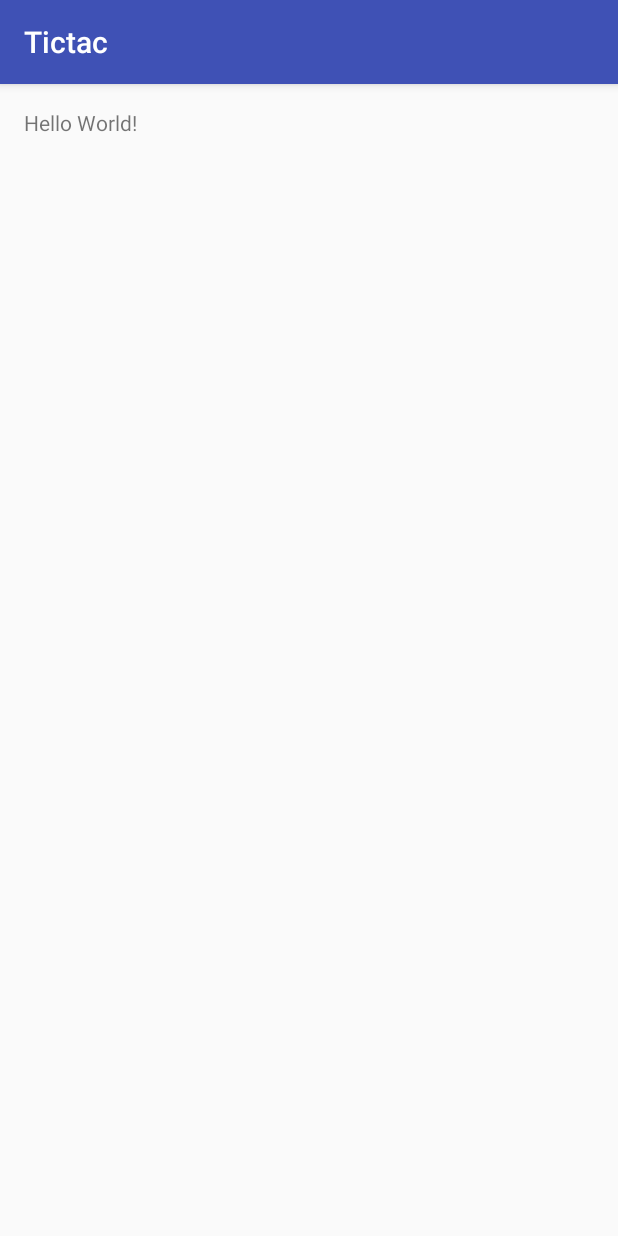
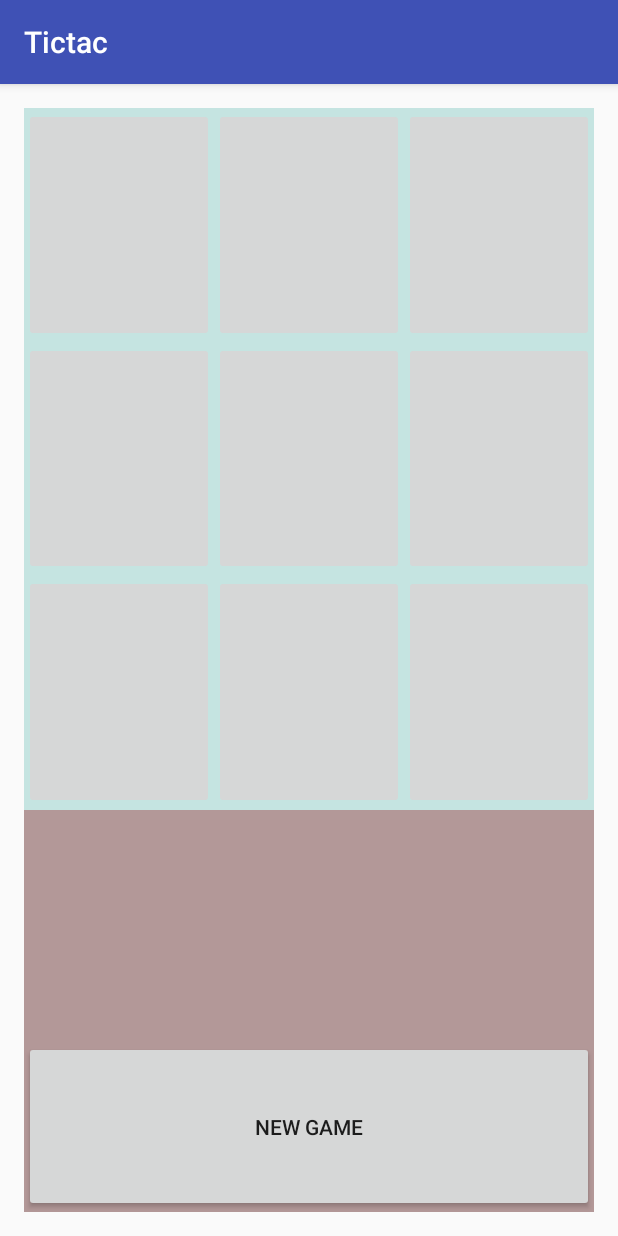
Before and after one commit to maxahirwe/Tictac, an Android app: the screen it shows after launch (MainActivity), on a phone screen of 412 x 824 dp. Run offline under Robolectric (Android 15) with nearby library versions, the light colour scheme and no system bars.

Commit message:
partially finished the game board interface design (the 9 boxes that comply a 3*3 Tic tac game.

```diff
--- a/app/src/main/AndroidManifest.xml
+++ b/app/src/main/AndroidManifest.xml
@@ -8,13 +8,26 @@
         android:label="@string/app_name"
         android:supportsRtl="true"
         android:theme="@style/AppTheme">
-        <activity android:name=".MainActivity">
+        <!--<activity android:name=".MainActivity">-->
+        <!--<intent-filter>-->
+        <!--<action android:name="android.intent.action.MAIN" />-->
+
+        <!--<category android:name="android.intent.category.LAUNCHER" />-->
+        <!--</intent-filter>-->
+        <!--</activity>-->
+
+        <activity android:name=".MainActivity"></activity>
+        <activity
+            android:name=".SplashActivity"
+            android:theme="@style/SplashTheme">
             <intent-filter>
                 <action android:name="android.intent.action.MAIN" />
 
                 <category android:name="android.intent.category.LAUNCHER" />
             </intent-filter>
         </activity>
+
+
     </application>
 
 </manifest>
--- /dev/null
+++ b/app/src/main/java/com/hillygeeks/tictac/SplashActivity.java
@@ -0,0 +1,22 @@
+package com.hillygeeks.tictac;
+
+import android.content.Intent;
+import android.os.Bundle;
+import android.support.v7.app.AppCompatActivity;
+
+/**
+ * Created by max on 12/4/2016.
+ * <p/>
+ * represents the splash screen that will display a logo and launch the main game activity
+ */
+public class SplashActivity extends AppCompatActivity {
+
+    @Override
+    protected void onCreate(Bundle savedInstanceState) {
+        super.onCreate(savedInstanceState);
+
+        Intent intent = new Intent(this, MainActivity.class);
+        startActivity(intent);
+        finish();
+    }
+}
--- /dev/null
+++ b/app/src/main/res/drawable/splashtheme.xml
@@ -0,0 +1,11 @@
+<?xml version="1.0" encoding="utf-8"?>
+<layer-list xmlns:android="http://schemas.android.com/apk/res/android">
+
+    <item android:drawable="@color/gray" />
+    <item>
+        <bitmap
+            android:gravity="center"
+            android:src="@mipmap/ic_launcher" />
+    </item>
+
+</layer-list>
--- a/app/src/main/res/layout/activity_main.xml
+++ b/app/src/main/res/layout/activity_main.xml
@@ -9,8 +9,136 @@
     android:paddingTop="@dimen/activity_vertical_margin"
     tools:context="com.hillygeeks.tictac.MainActivity">
 
-    <TextView
-        android:layout_width="wrap_content"
-        android:layout_height="wrap_content"
-        android:text="Hello World!" />
+    <LinearLayout
+        android:orientation="vertical"
+        android:layout_width="match_parent"
+        android:layout_height="match_parent"
+        android:layout_alignParentTop="true"
+        android:layout_alignParentLeft="true"
+        android:layout_alignParentStart="true"
+        android:id="@+id/baselayout"
+        android:weightSum="1">
+
+        <TableLayout
+            android:layout_width="match_parent"
+            android:layout_height="234dp"
+            android:background="#c5e4e1"
+            android:orientation="vertical"
+            android:id="@+id/gameboard"
+            android:layout_weight="0.60"
+            android:stretchColumns="0,1,2">
+
+            <TableRow
+                android:layout_width="match_parent"
+                android:layout_height="match_parent"
+                android:layout_weight="0.20"
+                android:id="@+id/tablerow1">
+
+                <ImageButton
+                    android:layout_width="match_parent"
+                    android:layout_height="match_parent"
+                    android:id="@+id/btn_box1"
+                    android:layout_column="0"
+                    android:layout_weight="1" />
+
+                <ImageButton
+                    android:layout_width="match_parent"
+                    android:layout_height="match_parent"
+                    android:id="@+id/btn_box2"
+                    android:layout_weight="1" />
+
+                <ImageButton
+                    android:layout_width="match_parent"
+                    android:layout_height="match_parent"
+                    android:id="@+id/btn_box3"
+                    android:layout_weight="1" />
+            </TableRow>
+
+            <TableRow
+                android:layout_width="match_parent"
+                android:layout_height="match_parent"
+                android:layout_weight="0.20"
+                android:id="@+id/tablerow2">
+
+                <ImageButton
+                    android:layout_width="match_parent"
+                    android:layout_height="match_parent"
+                    android:id="@+id/btn_box4"
+                    android:layout_column="0"
+                    android:layout_weight="1" />
+
+                <ImageButton
+                    android:layout_width="match_parent"
+                    android:layout_height="match_parent"
+                    android:id="@+id/btn_box5"
+                    android:layout_weight="1" />
+
+                <ImageButton
+                    android:layout_width="match_parent"
+                    android:layout_height="match_parent"
+                    android:id="@+id/btn_box6"
+                    android:layout_weight="1" />
+            </TableRow>
+
+            <TableRow
+                android:layout_width="match_parent"
+                android:layout_height="match_parent"
+                android:layout_weight="0.20"
+                android:id="@+id/tablerow3">
+
+                <ImageButton
+                    android:layout_width="match_parent"
+                    android:layout_height="match_parent"
+                    android:id="@+id/btn_box7"
+                    android:layout_column="0"
+                    android:layout_weight="1" />
+
+                <ImageButton
+                    android:layout_width="match_parent"
+                    android:layout_height="match_parent"
+                    android:id="@+id/btn_box8"
+                    android:layout_weight="1" />
+
+                <ImageButton
+                    android:layout_width="match_parent"
+                    android:layout_height="match_parent"
+                    android:id="@+id/btn_box9"
+                    android:layout_weight="1" />
+            </TableRow>
+        </TableLayout>
+
+        <LinearLayout
+            android:orientation="horizontal"
+            android:layout_width="match_parent"
+            android:layout_height="112dp"
+            android:id="@+id/playerdetails"
+            android:background="#b39898"
+            android:layout_weight="0.40">
+
+            <TableLayout
+                android:layout_width="match_parent"
+                android:layout_height="match_parent">
+
+                <TableRow
+                    android:layout_width="match_parent"
+                    android:layout_height="match_parent"
+                    android:layout_weight="0.7"
+                    android:id="@+id/playerrow1"></TableRow>
+
+                <TableRow
+                    android:layout_width="match_parent"
+                    android:layout_height="match_parent"
+                    android:layout_weight="0.3"
+                    android:id="@+id/playerrow2">
+
+                    <Button
+                        android:layout_width="match_parent"
+                        android:layout_height="match_parent"
+                        android:text="@string/newgame"
+                        android:id="@+id/button"
+                        android:layout_weight="1" />
+                </TableRow>
+            </TableLayout>
+        </LinearLayout>
+    </LinearLayout>
 </RelativeLayout>
--- a/app/src/main/res/values/colors.xml
+++ b/app/src/main/res/values/colors.xml
@@ -3,4 +3,6 @@
     <color name="colorPrimary">#3F51B5</color>
     <color name="colorPrimaryDark">#303F9F</color>
     <color name="colorAccent">#FF4081</color>
+    <color name="gray">#d3d3d3</color>
+
 </resources>
--- a/app/src/main/res/values/strings.xml
+++ b/app/src/main/res/values/strings.xml
@@ -1,3 +1,4 @@
 <resources>
     <string name="app_name">Tictac</string>
+    <string name="newgame">New Game</string>
 </resources>
--- a/app/src/main/res/values/styles.xml
+++ b/app/src/main/res/values/styles.xml
@@ -8,4 +8,9 @@
         <item name="colorAccent">@color/colorAccent</item>
     </style>
 
+
+    <style name="SplashTheme" parent="Theme.AppCompat.NoActionBar">
+        <item name="android:windowBackground">@drawable/splashtheme</item>
+    </style>
+
 </resources>
```
